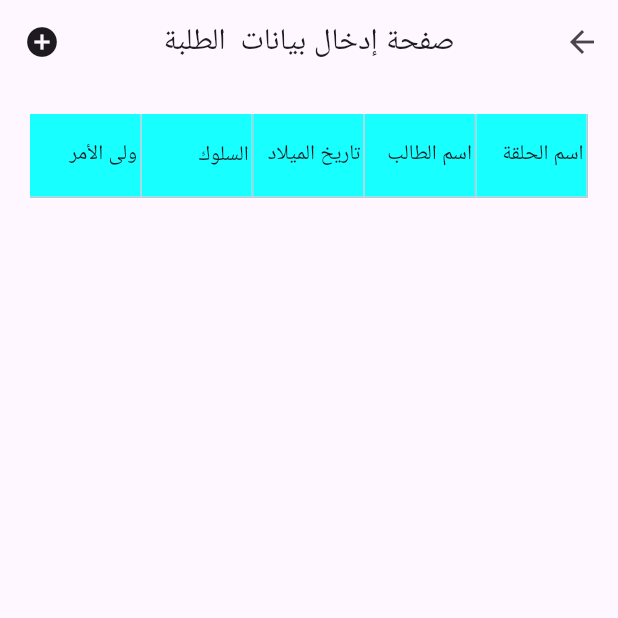
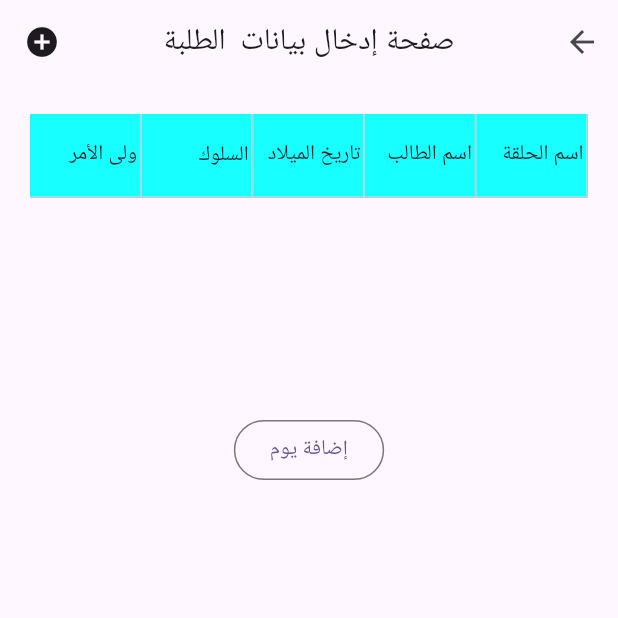
Before and after one commit to mhussin2008/q_ring_test_general, a Flutter app: the dataEntryScreen screen opened directly, on a phone screen of 412 x 824 dp, the top half of it. Run offline on Flutter 3.47's test engine with Material 3 defaults, Android fonts, the phone set to English and light mode, and no system bars; drawn by our look-alikes of syncfusion_flutter_datagrid; our stand-ins replace fluttertoast, sqflite; accounts and stored records are empty.

Commit message:
added folded 2

```diff
--- a/lib/Data/newDataModels.dart
+++ b/lib/Data/newDataModels.dart
@@ -8,7 +8,7 @@ class dataSingleRecord {
     return 'data: ${dataList.toString()}';
   }
 }
-
+/////////////////////////
 class dataListClass{
   final List<String> Headers;
   final List<String> ArHeaders;
@@ -45,6 +45,7 @@ class dataListClass{
   }
 
 }
+//////////////////////////////////////////////////
 class data{
   static List<dataListClass> inst=[dataListClass(['rname','date','data'],
       ['اسم الحلقة','تاريخ إنشائها','بيانات'],'الحلقات'),
@@ -53,7 +54,13 @@ class data{
         ['اسم الحلقة','اسم الطالب','تاريخ الميلاد','السلوك','ولى الأمر'],'الطلبة'),
 
 
+    dataListClass(['rname','sessiondate','aname','presence','saving','recovery'], [
+      'اسم الحلقة','تاريخ الحلقة','اسم الطالب','الحضور','الحفظ','المراجعةشححم'
+    ], 'الحصص')
+
   ];
+
+
   static String dbaseName='ringdbase.db';
   static List<String> tableNames=['ringtable','studenttable'];
   static List<bool> link=[false,true];
--- a/lib/Screens/dataEntryScreen.dart
+++ b/lib/Screens/dataEntryScreen.dart
@@ -23,7 +23,7 @@ class dataEntryScreen extends StatefulWidget {
 
 class _dataEntryScreenState extends State<dataEntryScreen> {
   late List<TextEditingController> dataController;
-  bool folded=false;
+  bool folded = false;
 
   @override
   void initState() {
@@ -63,30 +63,34 @@ class _dataEntryScreenState extends State<dataEntryScreen> {
     return Scaffold(
         resizeToAvoidBottomInset: false,
         appBar: AppBar(
-          leading: IconButton(onPressed: () { setState(() {
-   folded=!folded;
+          leading: IconButton(
+            onPressed: () {
+              setState(() {
+                folded = !folded;
               });
             },
-
-            icon: Icon(folded?Icons.add:Icons.add_circle),
-
+            icon: Icon(folded ? Icons.add : Icons.add_circle),
           ),
-          actions: [IconButton(onPressed: (){
+          actions: [
+            IconButton(
+                onPressed: () {
                   Navigator.pop(context);
-          }, icon: Icon(Icons.arrow_back))],
+                },
+                icon: const Icon(Icons.arrow_back))
+          ],
           centerTitle: true,
           titleSpacing: 10.0,
           title: Text('صفحة إدخال بيانات  ${data.inst[widget.index].pageName}',
-              style: TextStyle(fontSize: 20)),
+              style: const TextStyle(fontSize: 20)),
         ),
-
         body: SafeArea(
           minimum: const EdgeInsets.all(20.0),
+          child: SingleChildScrollView(
             child: Column(
               mainAxisAlignment: MainAxisAlignment.start,
               children: [
-
-             if (folded) ...[for (int i = 0; i < data.inst[widget.index].Headers.length; i++)
+                if (folded) ...[
+                  for (int i = 0; i < data.inst[widget.index].Headers.length; i++)
                     Padding(
                       padding: const EdgeInsets.all(5.0),
                       child: Row(
@@ -113,19 +117,18 @@ class _dataEntryScreenState extends State<dataEntryScreen> {
                       ),
                     )
                   //else Container(),
-                  ,const SizedBox(
+                  ,
+                  const SizedBox(
                     height: 10,
-                    )
-                ,
-
+                  ),
                   const SizedBox(
                     height: 10,
                   ),
                   OutlinedButton(
                       onPressed: () async {
                         var si = (data.link[widget.index] == true) ? 1 : 0;
-                    if (data.inst[widget.index].getRecordsList.any(
-                        (test) => test.dataList[si]
+                        if (data.inst[widget.index].getRecordsList.any((test) =>
+                            test.dataList[si]
                                 .contains(dataController[si].text))) {
                           Fluttertoast.showToast(
                               msg: "بيانات الحلقة موجودة بالفعل ",
@@ -189,8 +192,8 @@ class _dataEntryScreenState extends State<dataEntryScreen> {
                           FocusManager.instance.primaryFocus?.unfocus();
                           //print(TestList.toString());
                           //print(TestList.length.toDouble());
-                      dataGridController.refreshRow(
-                          data.inst[widget.index].Headers.length);
+                          dataGridController
+                              .refreshRow(data.inst[widget.index].Headers.length);
                           //dataGridController.scrollToRow(QaryList.length.toDouble());
 
                           // Navigator.pop(context);
@@ -209,7 +212,7 @@ class _dataEntryScreenState extends State<dataEntryScreen> {
                         'حفظ البيانات',
                         textAlign: TextAlign.center,
                       )),
-              SizedBox(
+                  const SizedBox(
                     height: 20,
                   ),
                   Row(
@@ -295,7 +298,7 @@ class _dataEntryScreenState extends State<dataEntryScreen> {
                                     textDirection: TextDirection.rtl,
                                   ),
                                 )
-                          : SizedBox()),
+                              : const SizedBox()),
                       SizedBox(
                         width: 100,
                         child: OutlinedButton(
@@ -327,10 +330,13 @@ class _dataEntryScreenState extends State<dataEntryScreen> {
                       ),
                     ],
                   ),
-              const SizedBox(height: 10)]
-             else Container(),
-              Expanded(
+                  const SizedBox(height: 10)
+                ] else
+                  Container(),
+                SizedBox(
+                  height: 200,
                   child: SfDataGrid(
+                    shrinkWrapRows: true,
                       allowEditing: true,
                       allowSorting: true,
                       selectionMode: SelectionMode.single,
@@ -342,7 +348,16 @@ class _dataEntryScreenState extends State<dataEntryScreen> {
                       source: dataSource,
                       columns: dataSource.cols),
                 ),
+
+            OutlinedButton(onPressed: (){
+
+            },
+                child: Text('إضافة يوم'))
+
+
+
               ],
+            ),
           ),
         ));
   }
```
Lines whose indentation alone changed are shown as unchanged.
